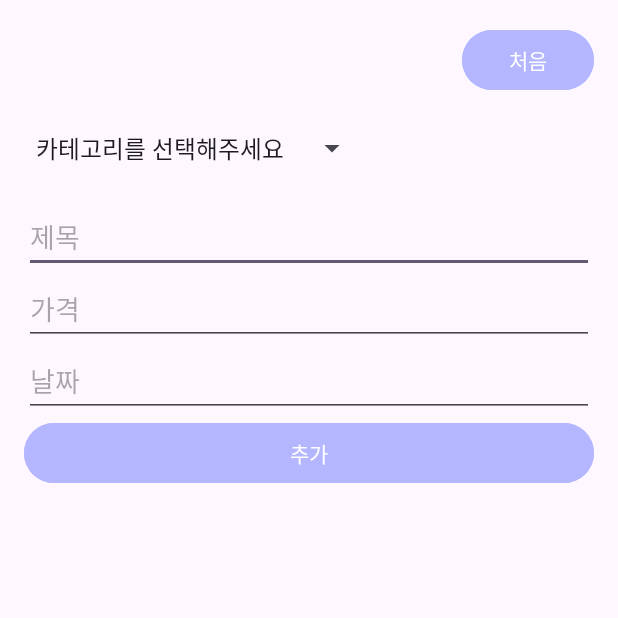
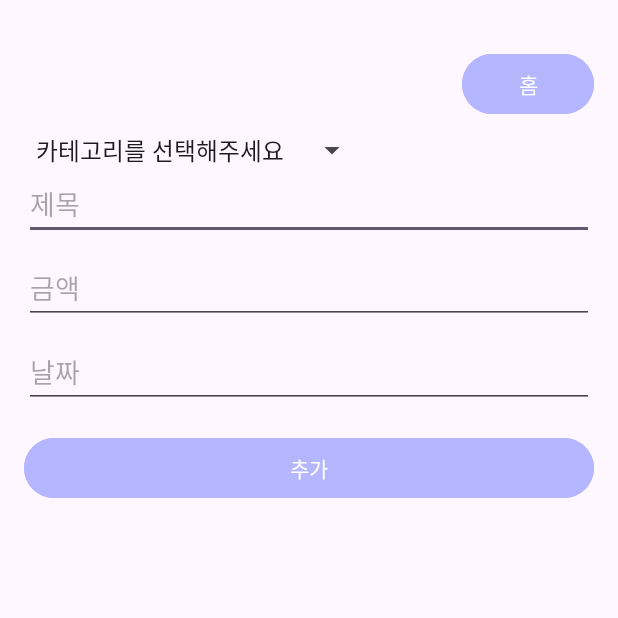
Before and after one commit to Byeanseojin/AccountBook, an Android app: the ExpenseActivity screen opened directly, with no data from a screen before it, on a phone screen of 412 x 824 dp, the top half of it. Run offline under Robolectric (Android 15) with nearby library versions, the phone set to English and light mode, and no system bars; network calls fail.

Commit message:
지출작성

```diff
--- a/app/src/main/java/kr/ac/kopo/please02/ExpenseAdapter.kt
+++ b/app/src/main/java/kr/ac/kopo/please02/ExpenseAdapter.kt
@@ -5,9 +5,10 @@ import android.view.LayoutInflater
 import android.view.View
 import android.view.ViewGroup
 import android.widget.ArrayAdapter
+import android.widget.Button
 import android.widget.TextView
 
-class ExpenseAdapter(context: Context, private val expenses: List<ExpenseActivity.Expense>) :
+class ExpenseAdapter(context: Context, private val expenses: List<ExpenseActivity.Expense>, private val onDelete: (ExpenseActivity.Expense) -> Unit) :
     ArrayAdapter<ExpenseActivity.Expense>(context, 0, expenses) {
 
     override fun getView(position: Int, convertView: View?, parent: ViewGroup): View {
@@ -15,10 +16,13 @@ class ExpenseAdapter(context: Context, private val expenses: List<ExpenseActivit
             R.layout.expense_list_item, parent, false
         )
         val expense = getItem(position)
+        view.findViewById<TextView>(R.id.tvCategory).text = expense?.category
         view.findViewById<TextView>(R.id.tvTitle).text = expense?.title
-        view.findViewById<TextView>(R.id.tvCategory).text = expense?.category
-        view.findViewById<TextView>(R.id.tvAmount).text = expense?.amount.toString()
+        view.findViewById<TextView>(R.id.tvAmount).text = "${expense?.amount?.toInt()}원"
         view.findViewById<TextView>(R.id.tvDate).text = expense?.date
+        view.findViewById<Button>(R.id.btnDelete).setOnClickListener {
+            expense?.let { onDelete(it) }
+        }
         return view
     }
 }
--- a/app/src/main/res/layout/activity_expense.xml
+++ b/app/src/main/res/layout/activity_expense.xml
@@ -4,24 +4,19 @@
     android:layout_height="match_parent"
     android:orientation="vertical"
     android:padding="16dp">
-    <LinearLayout
-        android:layout_width="match_parent"
+    <Button
+        android:id="@+id/btnHome"
+        android:layout_width="wrap_content"
         android:layout_height="wrap_content"
-        android:gravity="end">
-        <Button
-            android:id="@+id/btnHome"
-            android:layout_width="wrap_content"
-            android:layout_height="wrap_content"
-            android:backgroundTint="#B4B6FF"
-            android:text="처음" />
-    </LinearLayout>
-
+        android:layout_gravity="end"
+        android:backgroundTint="#B4B6FF"
+        android:text="홈"
+        android:layout_marginTop="16dp" />
     <Spinner
         android:id="@+id/spinnerCategory"
         android:layout_width="wrap_content"
-        android:layout_height="30dp"
-        android:layout_marginTop="20dp"
-        android:layout_marginBottom="20dp"/>
+        android:layout_height="wrap_content"
+        android:layout_marginTop="8dp" />
 
     <EditText
         android:id="@+id/etTitle"
@@ -33,8 +28,9 @@
         android:id="@+id/etAmount"
         android:layout_width="match_parent"
         android:layout_height="wrap_content"
-        android:hint="가격"
-        android:inputType="numberDecimal" />
+        android:hint="금액"
+        android:inputType="numberDecimal"
+        android:layout_marginTop="8dp" />
 
     <EditText
         android:id="@+id/etDate"
@@ -42,18 +38,21 @@
         android:layout_height="wrap_content"
         android:hint="날짜"
         android:focusable="false"
-        android:clickable="true" />
+        android:clickable="true"
+        android:layout_marginTop="8dp" />
 
     <Button
         android:id="@+id/btnAddExpense"
         android:layout_width="match_parent"
         android:layout_height="wrap_content"
         android:backgroundTint="#B4B6FF"
-        android:text="추가" />
+        android:text="추가"
+        android:layout_marginTop="16dp" />
 
     <ListView
         android:id="@+id/lvExpenses"
         android:layout_width="match_parent"
         android:layout_height="0dp"
-        android:layout_weight="1" />
+        android:layout_weight="1"
+        android:layout_marginTop="16dp" />
 </LinearLayout>
```
Also changed, not shown: app/src/main/java/kr/ac/kopo/please02/ExpenseActivity.kt (+28 -4 lines).
